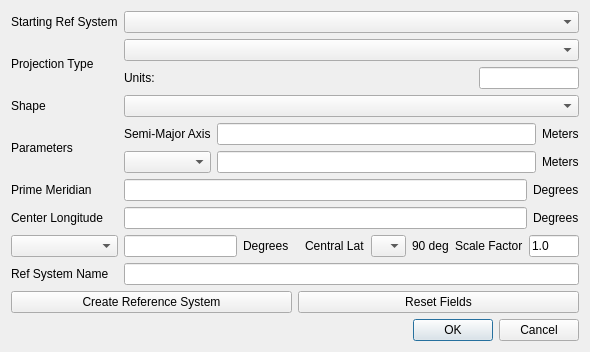
Ehlmann-research-group/WISER, file src/wiser/gui/ui_files/reference_system_creator.ui: the form before one commit.
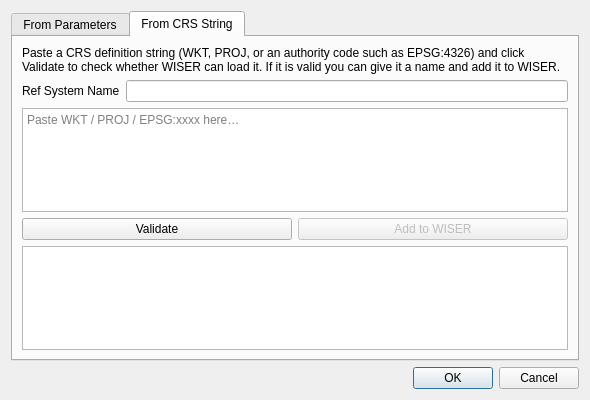
The form after the commit. The open tabs and pages were chosen to show the change.

Commit message: feat: Changing ref sys creator ui

```diff
--- a/src/wiser/gui/ui_files/reference_system_creator.ui
+++ b/src/wiser/gui/ui_files/reference_system_creator.ui
@@ -25,7 +25,15 @@
     </widget>
    </item>
    <item row="2" column="0">
-    <layout class="QVBoxLayout" name="verticalLayout" stretch="1,0">
+    <widget class="QTabWidget" name="tabWidget">
+     <property name="currentIndex">
+      <number>0</number>
+     </property>
+     <widget class="QWidget" name="page_params">
+      <attribute name="title">
+       <string>From Parameters</string>
+      </attribute>
+      <layout class="QVBoxLayout" name="verticalLayout" stretch="1,0">
      <item>
       <layout class="QGridLayout" name="gridLayout">
        <property name="sizeConstraint">
@@ -374,7 +382,75 @@
        </item>
       </layout>
      </item>
-    </layout>
+      </layout>
+     </widget>
+     <widget class="QWidget" name="page_string">
+      <attribute name="title">
+       <string>From CRS String</string>
+      </attribute>
+      <layout class="QVBoxLayout" name="vlayout_string">
+       <item>
+        <widget class="QLabel" name="lbl_string_instructions">
+         <property name="wordWrap">
+          <bool>true</bool>
+         </property>
+         <property name="text">
+          <string>Paste a CRS definition string (WKT, PROJ, or an authority code such as EPSG:4326) and click Validate to check whether WISER can load it. If it is valid you can give it a name and add it to WISER.</string>
+         </property>
+        </widget>
+       </item>
+       <item>
+        <layout class="QHBoxLayout" name="hlayout_string_name">
+         <item>
+          <widget class="QLabel" name="lbl_string_crs_name">
+           <property name="text">
+            <string>Ref System Name</string>
+           </property>
+          </widget>
+         </item>
+         <item>
+          <widget class="QLineEdit" name="ledit_string_crs_name"/>
+         </item>
+        </layout>
+       </item>
+       <item>
+        <widget class="QPlainTextEdit" name="pedit_crs_string">
+         <property name="placeholderText">
+          <string>Paste WKT / PROJ / EPSG:xxxx here…</string>
+         </property>
+        </widget>
+       </item>
+       <item>
+        <layout class="QHBoxLayout" name="hlayout_string_buttons">
+         <item>
+          <widget class="QPushButton" name="btn_validate_crs_string">
+           <property name="text">
+            <string>Validate</string>
+           </property>
+          </widget>
+         </item>
+         <item>
+          <widget class="QPushButton" name="btn_add_crs_string">
+           <property name="enabled">
+            <bool>false</bool>
+           </property>
+           <property name="text">
+            <string>Add to WISER</string>
+           </property>
+          </widget>
+         </item>
+        </layout>
+       </item>
+       <item>
+        <widget class="QPlainTextEdit" name="pedit_crs_string_result">
+         <property name="readOnly">
+          <bool>true</bool>
+         </property>
+        </widget>
+       </item>
+      </layout>
+     </widget>
+    </widget>
    </item>
   </layout>
  </widget>
```
